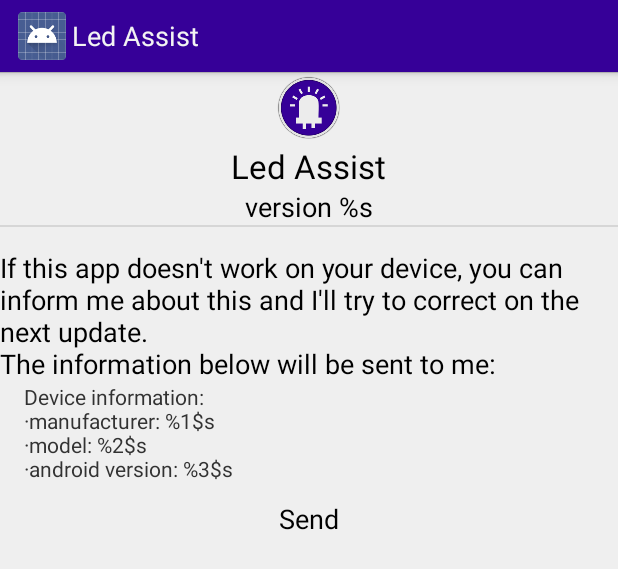
After one commit to xisberto/ledassist, an Android app: the layout fragment_about.xml on its own in the app's theme, with its tools: preview values and no code run, on a phone screen of 412 x 824 dp. The commit adds this screen. Shown: the top 569 px of the screen. Run offline under Robolectric (Android 15) with nearby library versions, the phone set to English and light mode, and no system bars.

Commit message:
Feedback functionality by email

```diff
--- /dev/null
+++ b/app/src/main/res/layout/fragment_about.xml
@@ -0,0 +1,77 @@
+<?xml version="1.0" encoding="utf-8"?>
+<ScrollView xmlns:android="http://schemas.android.com/apk/res/android"
+    android:id="@+id/scrollView"
+    android:layout_width="match_parent"
+    android:layout_height="match_parent"
+    android:background="@color/windowBackground">
+
+    <RelativeLayout
+        android:layout_width="match_parent"
+        android:layout_height="wrap_content">
+
+        <View
+            android:layout_width="match_parent"
+            android:layout_height="1dp"
+            android:layout_below="@+id/textVersion"
+            android:background="?android:dividerHorizontal" />
+
+        <ImageView
+            android:id="@+id/imageIcon"
+            android:layout_width="wrap_content"
+            android:layout_height="wrap_content"
+            android:layout_alignParentTop="true"
+            android:layout_centerHorizontal="true"
+            android:src="@drawable/ic_launcher" />
+
+        <TextView
+            android:id="@+id/textAppName"
+            android:layout_width="wrap_content"
+            android:layout_height="wrap_content"
+            android:layout_below="@+id/imageIcon"
+            android:layout_centerHorizontal="true"
+            android:text="@string/app_name"
+            android:textAppearance="?android:attr/textAppearanceLarge" />
+
+        <TextView
+            android:id="@+id/textVersion"
+            android:layout_width="wrap_content"
+            android:layout_height="wrap_content"
+            android:layout_below="@+id/textAppName"
+            android:layout_centerHorizontal="true"
+            android:text="@string/version"
+            android:textAppearance="?android:attr/textAppearanceMedium" />
+
+
+        <TextView
+            android:id="@+id/textIntro"
+            android:layout_width="match_parent"
+            android:layout_height="wrap_content"
+            android:layout_below="@+id/textVersion"
+            android:layout_marginTop="@dimen/activity_vertical_margin"
+            android:text="@string/feedback_intro"
+            android:textAppearance="?android:attr/textAppearanceMedium" />
+
+        <TextView
+            android:id="@+id/textDeviceInfo"
+            android:layout_width="match_parent"
+            android:layout_height="wrap_content"
+            android:layout_gravity="center_horizontal"
+            android:layout_below="@+id/textIntro"
+            android:layout_marginEnd="@dimen/activity_horizontal_margin"
+            android:layout_marginLeft="@dimen/activity_horizontal_margin"
+            android:layout_marginRight="@dimen/activity_horizontal_margin"
+            android:layout_marginStart="@dimen/activity_horizontal_margin"
+            android:text="@string/device_info" />
+
+        <Button
+            android:id="@+id/buttonSend"
+            style="?android:buttonBarButtonStyle"
+            android:layout_below="@+id/textDeviceInfo"
+            android:layout_width="match_parent"
+            android:layout_height="wrap_content"
+            android:layout_gravity="center_horizontal"
+            android:text="@string/send" />
+
+
+    </RelativeLayout>
+</ScrollView>
```
Also changed, not shown: app/src/main/java/net/xisberto/ledassist/ui/AboutFragment.java (+17 -4 lines), app/src/main/res/layout/fragment_feedback.xml (deleted, +0 -64 lines).
